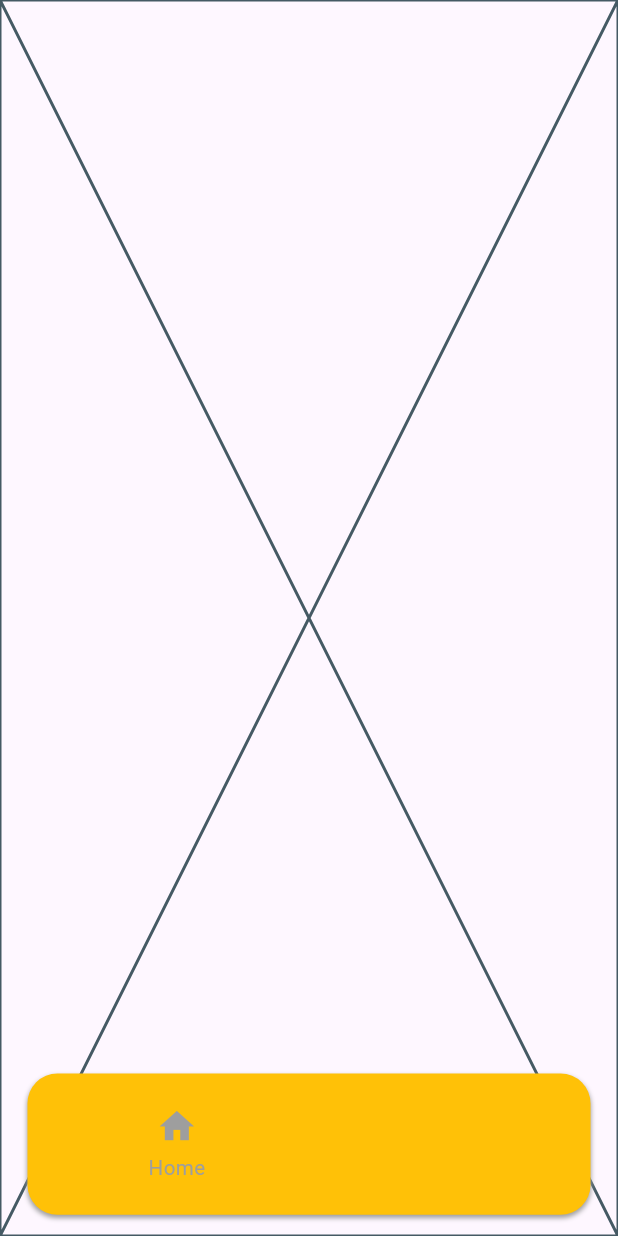
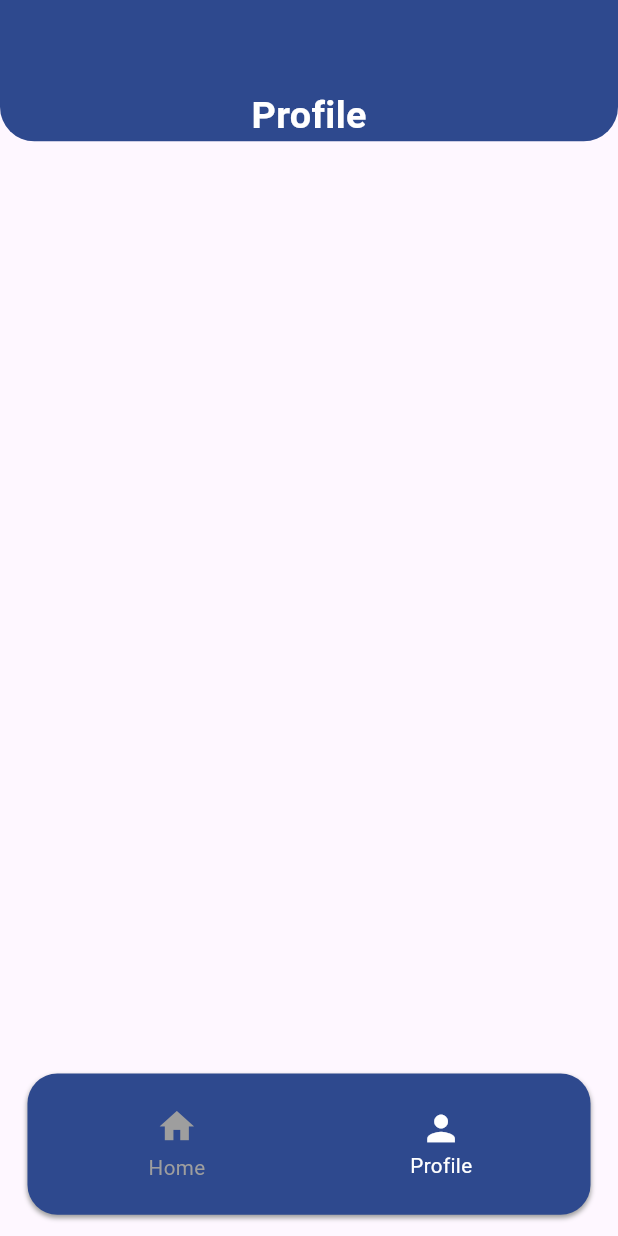
Before and after one commit to SaadNewton/image-translation, a Flutter app: the TabScreen screen opened directly, after a tap on "Profile", on a phone screen of 412 x 824 dp. Run offline on Flutter 3.47's test engine with Material 3 defaults, Android fonts, the phone set to English and light mode, and no system bars; our stand-ins replace flutter_bloc, flutter_screenutil; missing offline and left inert: language_picker; Roboto replaces fonts that are missing (Lexend).

Commit message:
Screens design ready - Get Languages - splash screen added - images class created - color class created

```diff
--- a/lib/controller/home-controller.dart
+++ b/lib/controller/home-controller.dart
@@ -1,11 +1,7 @@
-import 'package:flutter/cupertino.dart';
-import 'package:flutter/material.dart';
 import 'package:flutter_bloc/flutter_bloc.dart';
-import 'package:flutter_screenutil/flutter_screenutil.dart';
-import 'package:image_translation/views/home-screen.dart';
-import 'package:image_translation/views/profile-sccreen.dart';
 
 class HomeController extends Cubit{
   HomeController() : super(0);
 
+
 }
--- /dev/null
+++ b/lib/controller/splash-controller.dart
@@ -0,0 +1,22 @@
+
+import 'dart:async';
+
+import 'package:flutter/material.dart';
+import 'package:flutter_bloc/flutter_bloc.dart';
+import 'package:image_translation/views/login-screen.dart';
+
+import '../views/home-screen.dart';
+
+class SplashController extends Cubit{
+  SplashController() : super(0);
+
+
+  initSplash(context) async{
+    print('Splash Screen');
+    Timer(
+        const Duration(seconds: 3),
+            () => Navigator.of(context).pushReplacement(MaterialPageRoute(
+            builder: (BuildContext context) => const LoginScreen())));
+  }
+
+}
--- a/lib/controller/tab-controller.dart
+++ b/lib/controller/tab-controller.dart
@@ -2,6 +2,7 @@
 import 'package:flutter/material.dart';
 import 'package:flutter_bloc/flutter_bloc.dart';
 import 'package:flutter_screenutil/flutter_screenutil.dart';
+import 'package:image_translation/utils/app-color.dart';
 
 import '../views/home-screen.dart';
 import '../views/profile-sccreen.dart';
@@ -56,7 +57,7 @@
                           crossAxisAlignment: CrossAxisAlignment.center,
                           children: [
                             Icon(Icons.home,color: selectedIndex == 0
-                                ? Colors.amber
+                                ? AppColor.WHITE
                                 : Colors.grey,size: 24.w,),
                             SizedBox(
                               height: 3.h,
@@ -65,7 +66,7 @@
                               'Home',
                               style: TextStyle(
                                   color: selectedIndex == 0
-                                      ? Colors.amber
+                                      ? AppColor.WHITE
                                       : Colors.grey,
                                   fontFamily: 'Lexend',
                                   fontSize: 12.sp),
@@ -107,7 +108,7 @@
                           mainAxisAlignment: MainAxisAlignment.center,
                           children: [
                             Icon(Icons.person,color: selectedIndex == 1
-                                ? Colors.amber
+                                ? AppColor.WHITE
                                 : Colors.grey,size: 24.w,),
                             SizedBox(
                               height: 1.h,
@@ -116,7 +117,7 @@
                               'Profile',
                               style: TextStyle(
                                   color: selectedIndex == 1
-                                      ? Colors.amber
+                                      ? AppColor.WHITE
                                       : Colors.grey,
                                   fontFamily: 'Lexend',
                                   fontSize: 12.sp),
--- a/lib/main.dart
+++ b/lib/main.dart
@@ -2,8 +2,10 @@
 import 'package:flutter_bloc/flutter_bloc.dart';
 import 'package:flutter_screenutil/flutter_screenutil.dart';
 import 'package:image_translation/controller/home-controller.dart';
+import 'package:image_translation/controller/splash-controller.dart';
 import 'package:image_translation/views/home-screen.dart';
 import 'package:image_translation/views/login-screen.dart';
+import 'package:image_translation/views/splash-screen.dart';
 
 import 'controller/login-controller.dart';
 import 'controller/tab-controller.dart';
@@ -23,6 +25,7 @@
         BlocProvider(create: (_) => HomeController()),
         BlocProvider(create: (_) => LoginController()),
         BlocProvider(create: (_) => TabBarController()),
+        BlocProvider(create: (_) => SplashController()),
       ],
       child: ScreenUtilInit(
         designSize: const Size(360, 700),
@@ -33,7 +36,7 @@
               colorScheme: ColorScheme.fromSeed(seedColor: Colors.deepPurple),
               useMaterial3: true,
             ),
-            home: const LoginScreen(),
+            home: const SplashScreen(),
           );
         }
       ),
--- /dev/null
+++ b/lib/utils/app-color.dart
@@ -0,0 +1,7 @@
+import 'dart:ui';
+
+class AppColor{
+  static Color PRIMARY = Color(0xff223466);
+  static Color SECONDARY = Color(0xff2E498E);
+  static Color WHITE = Color(0xffffffff);
+}
--- a/lib/utils/images.dart
+++ b/lib/utils/images.dart
@@ -1,3 +1,4 @@
 class AppImages{
   static String GOOGLE_ICON = "assets/images/google.png";
+  static String SPLASH = "assets/images/splash.jpeg";
 }
--- a/lib/views/home-screen.dart
+++ b/lib/views/home-screen.dart
@@ -4,6 +4,9 @@
 import 'package:flutter_bloc/flutter_bloc.dart';
 import 'package:flutter_screenutil/flutter_screenutil.dart';
 import 'package:image_translation/controller/home-controller.dart';
+import 'package:image_translation/utils/app-color.dart';
+import 'package:language_picker/language_picker_dropdown.dart';
+import 'package:language_picker/languages.dart';
 
 class HomeScreen extends StatelessWidget {
   const HomeScreen({super.key});
@@ -19,7 +22,13 @@
                 preferredSize: Size(100.sw, 100.h),
                 child: Container(
                   height: 80.h,
-                  color: Colors.amber,
+                  decoration: BoxDecoration(
+                    borderRadius: BorderRadius.only(
+                      bottomLeft: Radius.circular(20.sp),
+                      bottomRight: Radius.circular(20.sp),
+                    ),
+                    color: AppColor.SECONDARY,
+                  ),
                   child: Row(
                     mainAxisAlignment: MainAxisAlignment.center,
                     crossAxisAlignment: CrossAxisAlignment.end,
@@ -27,7 +36,7 @@
                       Text(
                         'Image Translator',
                         style: TextStyle(
-                            fontSize: 22.sp, fontWeight: FontWeight.bold),
+                            fontSize: 22.sp, fontWeight: FontWeight.bold,color: AppColor.WHITE),
                       )
                     ],
                   ),
@@ -47,11 +56,39 @@
                     child: Text('Please select an image',
                       // textAlign: TextAlign.center,
                       style: TextStyle(
+                        // color: AppColor.WHITE,
                       fontSize: 20.sp,
                       fontWeight: FontWeight.w700
                     ),),
                   ),
                 ),
+
+
+                Container(
+                  padding: EdgeInsets.symmetric(vertical: 10.h,horizontal: 10.w),
+                  child: Row(
+                    children: [
+                      Text('Select Language:',
+                      style: TextStyle(
+                        color: Colors.black,
+                        fontSize: 16.sp
+                      ),
+                      ),
+                      Container(
+                        padding: EdgeInsets.only(left: 20.w),
+                        height: 30.h,
+                        width: 200.w,
+                        child: LanguagePickerDropdown(
+                          initialValue: Languages.english,
+                            onValuePicked: (Language language) {
+                              print(language.name);
+                            }),
+                      )
+                      // homeController.showCountryList(context),
+
+                    ],
+                  ),
+                )
 
 
               ],
--- a/lib/views/profile-sccreen.dart
+++ b/lib/views/profile-sccreen.dart
@@ -1,10 +1,41 @@
 import 'package:flutter/material.dart';
+import 'package:flutter_screenutil/flutter_screenutil.dart';
+import 'package:image_translation/utils/app-color.dart';
 
 class ProfileScreen extends StatelessWidget {
   const ProfileScreen({super.key});
 
   @override
   Widget build(BuildContext context) {
-    return const Placeholder();
+    return Builder(
+      builder: (context) {
+        return Scaffold(
+          appBar: PreferredSize(
+              preferredSize: Size(100.sw, 100.h),
+              child: Container(
+                height: 80.h,
+                decoration: BoxDecoration(
+                  borderRadius: BorderRadius.only(
+                    bottomLeft: Radius.circular(20.sp),
+                    bottomRight: Radius.circular(20.sp),
+                  ),
+                  color: AppColor.SECONDARY,
+                ),
+                child: Row(
+                  mainAxisAlignment: MainAxisAlignment.center,
+                  crossAxisAlignment: CrossAxisAlignment.end,
+                  children: [
+                    Text(
+                      'Profile',
+                      style: TextStyle(
+                          fontSize: 22.sp, fontWeight: FontWeight.bold,color: AppColor.WHITE),
+                    )
+                  ],
+                ),
+              )),
+
+        );
+      }
+    );
   }
 }
--- a/lib/views/tab-bar.dart
+++ b/lib/views/tab-bar.dart
@@ -2,6 +2,7 @@
 import 'package:flutter_bloc/flutter_bloc.dart';
 import 'package:flutter_screenutil/flutter_screenutil.dart';
 import 'package:image_translation/controller/tab-controller.dart';
+import 'package:image_translation/utils/app-color.dart';
 
 class TabScreen extends StatelessWidget {
   const TabScreen({super.key});
@@ -21,7 +22,7 @@
               // margin: EdgeInsets.symmetric(vertical: 2.h,horizontal: 2.w),
               margin: EdgeInsets.only(left: 16.w, right: 16.w, bottom: 12.h),
               decoration: BoxDecoration(
-                  color: Colors.amber,
+                  color: AppColor.SECONDARY,
                   // border: Border.all(color: AppColors.PRIMARY),
                   boxShadow: const [
                     BoxShadow(
--- a/pubspec.yaml
+++ b/pubspec.yaml
@@ -37,6 +37,7 @@
   cupertino_icons: ^1.0.6
   flutter_bloc: ^8.1.4
   flutter_screenutil: ^5.9.0
+  language_picker: ^0.4.3
 
 dev_dependencies:
   flutter_test:
```
Also changed, not shown: lib/views/splash-screen.dart (added, +38 -0 lines), assets/images/splash.jpeg (added), pubspec.lock.
